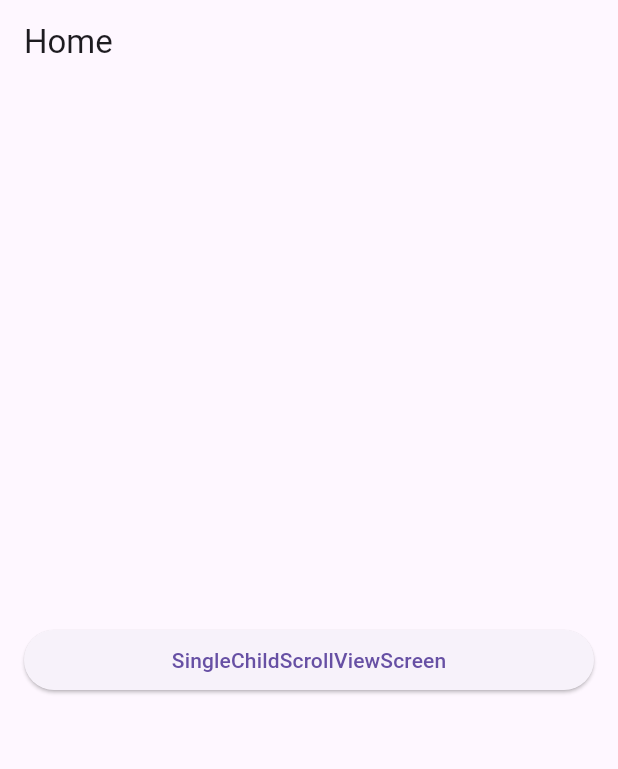
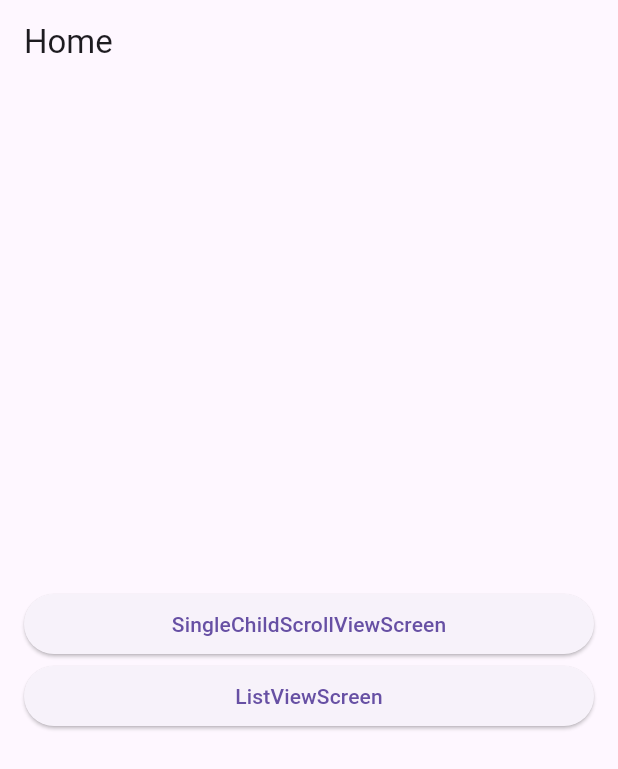
Before and after one commit to SungSeokMin/flutter_widget, a Flutter app: the screen it shows after launch, on a phone screen of 412 x 824 dp. Shown: the top 769 px of the screen. Run offline on Flutter 3.47's test engine with Material 3 defaults, Android fonts, the phone set to English and light mode, and no system bars.

Commit message:
List View Widget

```diff
--- a/widget_scrollable/lib/main.dart
+++ b/widget_scrollable/lib/main.dart
@@ -3,7 +3,7 @@ import 'package:widget_scrollable/screen/home_screen.dart';
 
 void main() {
   return runApp(
-    const MaterialApp(
+    MaterialApp(
       home: HomeScreen(),
     ),
   );
--- a/widget_scrollable/lib/screen/home_screen.dart
+++ b/widget_scrollable/lib/screen/home_screen.dart
@@ -1,9 +1,25 @@
 import 'package:flutter/material.dart';
 import 'package:widget_scrollable/layout/main_layout.dart';
+import 'package:widget_scrollable/screen/list_view_screen.dart';
 import 'package:widget_scrollable/screen/single_child_scroll_view_screen.dart';
 
+class ScreenModel {
+  final WidgetBuilder builder;
+  final String name;
+
+  ScreenModel({
+    required this.builder,
+    required this.name,
+  });
+}
+
 class HomeScreen extends StatelessWidget {
-  const HomeScreen({super.key});
+  final screens = [
+    ScreenModel(builder: (_) => SingleChildScrollViewScreen(), name: 'SingleChildScrollViewScreen'),
+    ScreenModel(builder: (_) => ListViewScreen(), name: 'ListViewScreen'),
+  ];
+
+  HomeScreen({super.key});
 
   @override
   Widget build(BuildContext context) {
@@ -14,16 +30,18 @@ class HomeScreen extends StatelessWidget {
         child: Column(
           mainAxisAlignment: MainAxisAlignment.center,
           crossAxisAlignment: CrossAxisAlignment.stretch,
-          children: [
-            ElevatedButton(
-              onPressed: () {
-                Navigator.of(context).push(MaterialPageRoute(
-                  builder: (_) => SingleChildScrollViewScreen(),
-                ));
-              },
-              child: const Text('SingleChildScrollViewScreen'),
-            ),
-          ],
+          children: screens
+              .map(
+                (screen) => ElevatedButton(
+                  onPressed: () {
+                    Navigator.of(context).push(
+                      MaterialPageRoute(builder: screen.builder),
+                    );
+                  },
+                  child: Text(screen.name),
+                ),
+              )
+              .toList(),
         ),
       ),
     );
--- a/widget_scrollable/pubspec.yaml
+++ b/widget_scrollable/pubspec.yaml
@@ -19,7 +19,8 @@ publish_to: 'none' # Remove this line if you wish to publish to pub.dev
 version: 1.0.0+1
 
 environment:
-  sdk: '>=3.3.3 <4.0.0'
+  sdk: '>=3.3.2 <3.3.3'
+  flutter: 3.19.4
 
 # Dependencies specify other packages that your package needs in order to work.
 # To automatically upgrade your package dependencies to the latest versions
```
Also changed, not shown: widget_scrollable/lib/screen/list_view_screen.dart (added, +67 -0 lines), widget_scrollable/pubspec.lock, 1 other file.
